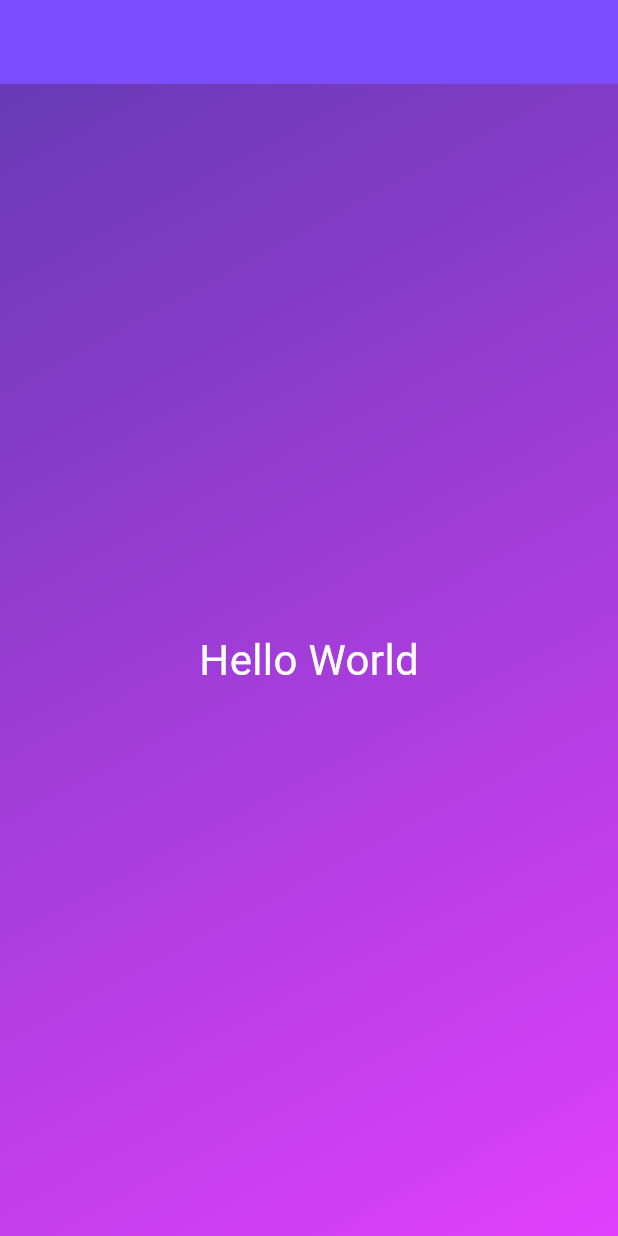
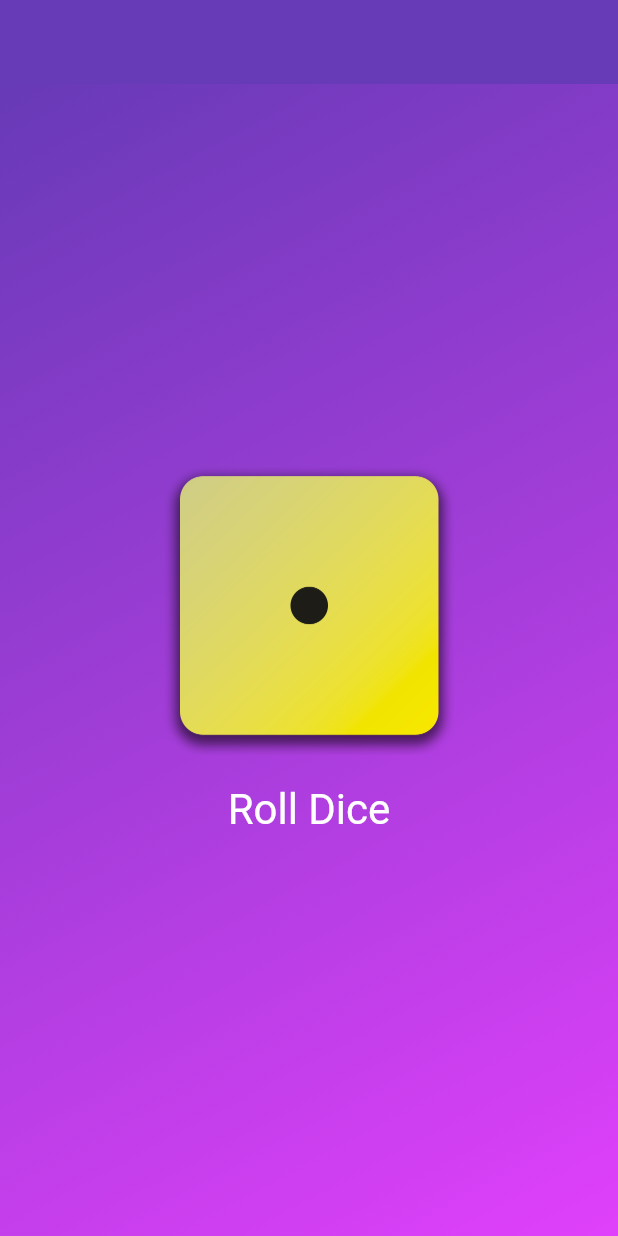
Before and after one commit to DerrickAntoney/academind, a Flutter app: the screen it shows after launch, on a phone screen of 412 x 824 dp. Run offline on Flutter 3.47's test engine with Material 2 defaults, Android fonts, the light colour scheme and no system bars.

Commit message:
Updated pubspec.yaml and added dice image with text button

```diff
--- a/lib/pages/homepage.dart
+++ b/lib/pages/homepage.dart
@@ -1,5 +1,7 @@
 import 'package:flutter/material.dart';
-import 'package:academind_app/widgets/styledtext.dart';
+//import 'package:academind_app/widgets/styledtext.dart';
+
+rollDice() {}
 
 class HomePage extends StatelessWidget {
   const HomePage({super.key});
@@ -8,13 +10,9 @@ class HomePage extends StatelessWidget {
   Widget build(BuildContext context) {
     return Scaffold(
         appBar: AppBar(
-          backgroundColor: Colors.deepPurpleAccent,
+          backgroundColor: Colors.deepPurple,
         ),
-        body: const GradientContainer(
-          Colors.deepPurple, Colors.purpleAccent
-          )
-
-        );
+        body: const GradientContainer(Colors.deepPurple, Colors.purpleAccent));
   }
 }
 
@@ -28,10 +26,32 @@ class GradientContainer extends StatelessWidget {
   Widget build(BuildContext context) {
     return Container(
       decoration: BoxDecoration(
-        gradient: LinearGradient(
-          colors: [color1, color2], begin: Alignment.topLeft, end: Alignment.bottomRight)
+          gradient: LinearGradient(
+              colors: [color1, color2],
+              begin: Alignment.topLeft,
+              end: Alignment.bottomRight)),
+      child: Center(
+        child: Column(
+          mainAxisSize: MainAxisSize.min,
+          children: [
+            Image.asset(
+              'assets/images/dice-1.png',
+              width: 200,
+            ),
+            TextButton(
+              onPressed: rollDice,
+              style: TextButton.styleFrom(
+                padding:  const EdgeInsets.all(20),
+                foregroundColor: Colors.white,
+                textStyle: const TextStyle(
+                  fontSize: 28
+                )
+              ),
+              child: const Text('Roll Dice'),
+            )
+          ],
+        ),
       ),
-      child: const Center (child: StyledText('Hello World'),),
     );
   }
 }
--- a/pubspec.yaml
+++ b/pubspec.yaml
@@ -59,8 +59,8 @@ flutter:
   uses-material-design: true
 
   # To add assets to your application, add an assets section, like this:
-assets:
-  - assets/images
+  assets:
+    - assets/images/
 
   # An image asset can refer to one or more resolution-specific "variants", see
   # https://flutter.dev/assets-and-images/#resolution-aware
```
